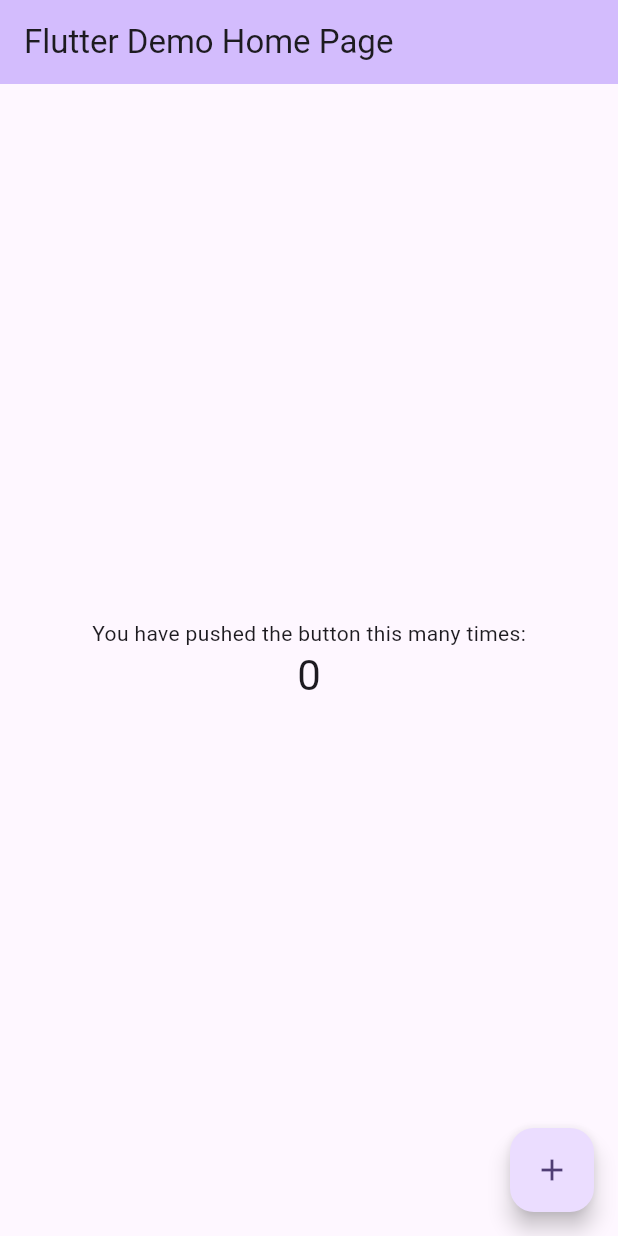
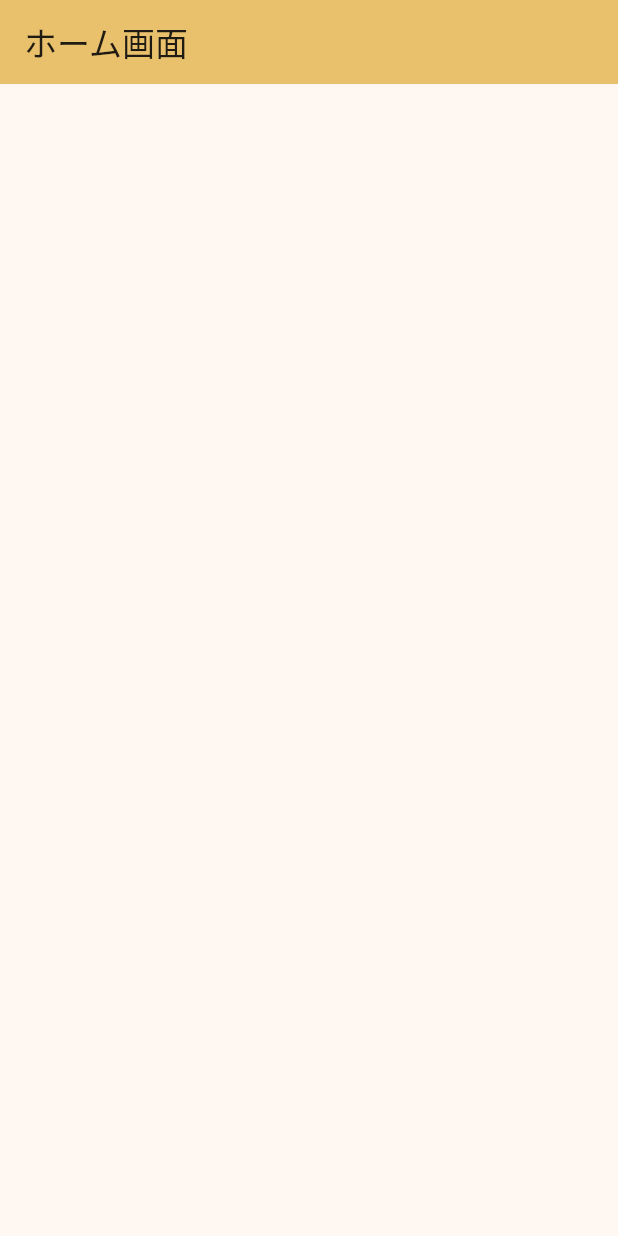
Before and after one commit to gito-hino/flutter-test-app, a Flutter app: the screen it shows after launch, on a phone screen of 412 x 824 dp. Run offline on Flutter 3.47's test engine with Material 3 defaults, Android fonts, the phone set to English and light mode, and no system bars.

Commit message:
feat: main.dart から app.dart に切り出し

```diff
--- /dev/null
+++ b/lib/app.dart
@@ -0,0 +1,17 @@
+import 'package:flutter/material.dart';
+import 'package:flutter_test_app/screens/home_screen.dart';
+
+class App extends StatelessWidget {
+  const App({super.key});
+
+  @override
+  Widget build(BuildContext context) {
+    return MaterialApp(
+      theme: ThemeData(
+        colorScheme: ColorScheme.fromSeed(seedColor: Colors.amber),
+        useMaterial3: true,
+      ),
+      home: HomeScreen(),
+    );
+  }
+}
--- a/lib/main.dart
+++ b/lib/main.dart
@@ -1,69 +1,6 @@
 import 'package:flutter/material.dart';
+import 'app.dart';
 
 void main() {
-  runApp(const MyApp());
+  runApp(const App());
 }
-
-class MyApp extends StatelessWidget {
-  const MyApp({super.key});
-
-  @override
-  Widget build(BuildContext context) {
-    return MaterialApp(
-      title: 'Flutter Demo',
-      theme: ThemeData(
-        colorScheme: ColorScheme.fromSeed(seedColor: Colors.deepPurple),
-        useMaterial3: true,
-      ),
-      home: const MyHomePage(title: 'Flutter Demo Home Page'),
-    );
-  }
-}
-
-class MyHomePage extends StatefulWidget {
-  const MyHomePage({super.key, required this.title});
-
-  final String title;
-
-  @override
-  State<MyHomePage> createState() => _MyHomePageState();
-}
-
-class _MyHomePageState extends State<MyHomePage> {
-  int _counter = 0;
-
-  void _incrementCounter() {
-    setState(() {
-      _counter++;
-    });
-  }
-
-  @override
-  Widget build(BuildContext context) {
-    return Scaffold(
-      appBar: AppBar(
-        backgroundColor: Theme.of(context).colorScheme.inversePrimary,
-        title: Text(widget.title),
-      ),
-      body: Center(
-        child: Column(
-          mainAxisAlignment: MainAxisAlignment.center,
-          children: <Widget>[
-            const Text(
-              'You have pushed the button this many times:',
-            ),
-            Text(
-              '$_counter',
-              style: Theme.of(context).textTheme.headlineMedium,
-            ),
-          ],
-        ),
-      ),
-      floatingActionButton: FloatingActionButton(
-        onPressed: _incrementCounter,
-        tooltip: 'Increment',
-        child: const Icon(Icons.add),
-      ), // This trailing comma makes auto-formatting nicer for build methods.
-    );
-  }
-}
--- /dev/null
+++ b/lib/screens/home_screen.dart
@@ -0,0 +1,27 @@
+import 'package:flutter/material.dart';
+
+// ホーム画面のウィジェット
+
+class HomeScreen extends StatefulWidget {
+  const HomeScreen({super.key});
+
+  @override
+  State<HomeScreen> createState() => _MyHomePageState();
+}
+
+class _MyHomePageState extends State<HomeScreen> {
+  @override
+  Widget build(BuildContext context) {
+    return Scaffold(
+      appBar: AppBar(
+        backgroundColor: Theme.of(context).colorScheme.inversePrimary,
+        title: Text("ホーム画面"),
+      ),
+      body: Center(
+        child: Column(
+          mainAxisAlignment: MainAxisAlignment.center,
+        ),
+      ),
+    );
+  }
+}
```
